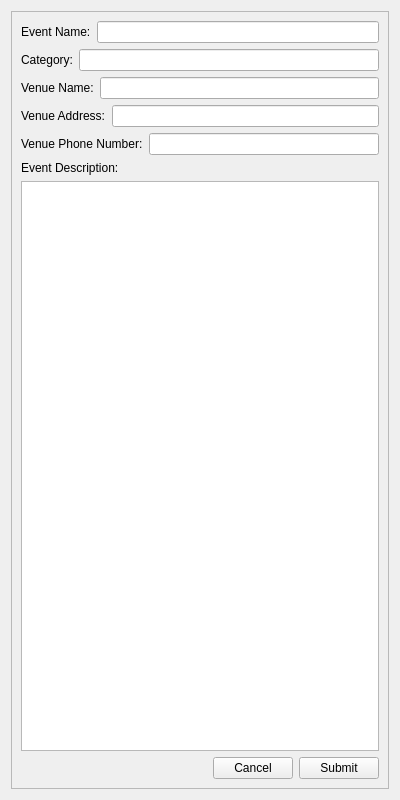
Aesylwinn/software-engineering, file src/mobile-app/createeventpage.ui: the form before one commit.
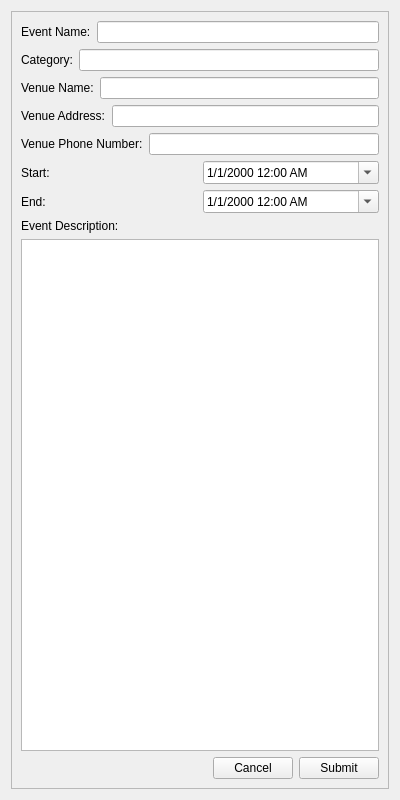
The form after the commit.

Commit message: Mobile app: refresh main page, add start/end date to create event page

What changed in the file:
```diff
--- a/src/mobile-app/createeventpage.ui
+++ b/src/mobile-app/createeventpage.ui
@@ -99,6 +99,48 @@
          </item>
         </layout>
        </item>
+       <item>
+        <layout class="QHBoxLayout" name="horizontalLayout">
+         <item>
+          <widget class="QLabel" name="startTimeLabel">
+           <property name="text">
+            <string>Start:</string>
+           </property>
+          </widget>
+         </item>
+         <item>
+          <widget class="QDateTimeEdit" name="startTime">
+           <property name="displayFormat">
+            <string>M/d/yyyy h:mm AP</string>
+           </property>
+           <property name="calendarPopup">
+            <bool>true</bool>
+           </property>
+          </widget>
+         </item>
+        </layout>
+       </item>
+       <item>
+        <layout class="QHBoxLayout" name="horizontalLayout_2">
+         <item>
+          <widget class="QLabel" name="endTimeLabel">
+           <property name="text">
+            <string>End:</string>
+           </property>
+          </widget>
+         </item>
+         <item>
+          <widget class="QDateTimeEdit" name="endTime">
+           <property name="displayFormat">
+            <string>M/d/yyyy h:mm AP</string>
+           </property>
+           <property name="calendarPopup">
+            <bool>true</bool>
+           </property>
+          </widget>
+         </item>
+        </layout>
+       </item>
        <item>
         <layout class="QVBoxLayout" name="descriptionLayout">
          <item>
```
The commit also changes 5 other files.
